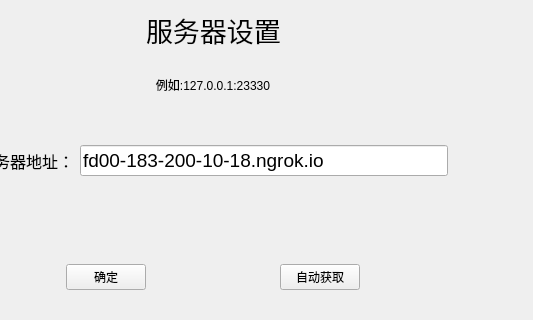
This is log.ui in sihe-gg/qCloundDisk as Qt 5 draws it before an edit; both pictures show x 107 to 640 and y 115 to 435 of the 640 by 542 pixel window. The edited form follows.
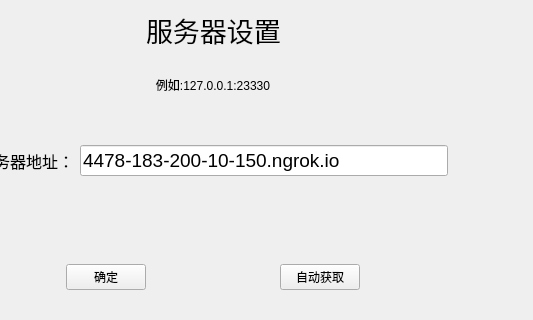
This is the edited form. The open tabs and pages were chosen to show the change. Icons and pictures are not drawn.

The edit to the form file:
```diff
--- a/log.ui
+++ b/log.ui
@@ -474,7 +474,7 @@
                        </font>
                       </property>
                       <property name="text">
-                       <string>fd00-183-200-10-18.ngrok.io</string>
+                       <string>4478-183-200-10-150.ngrok.io</string>
                       </property>
                       <property name="maxLength">
                        <number>3000</number>
```
Left out of the diff: 2 changed lines with no effect on the pictures.
